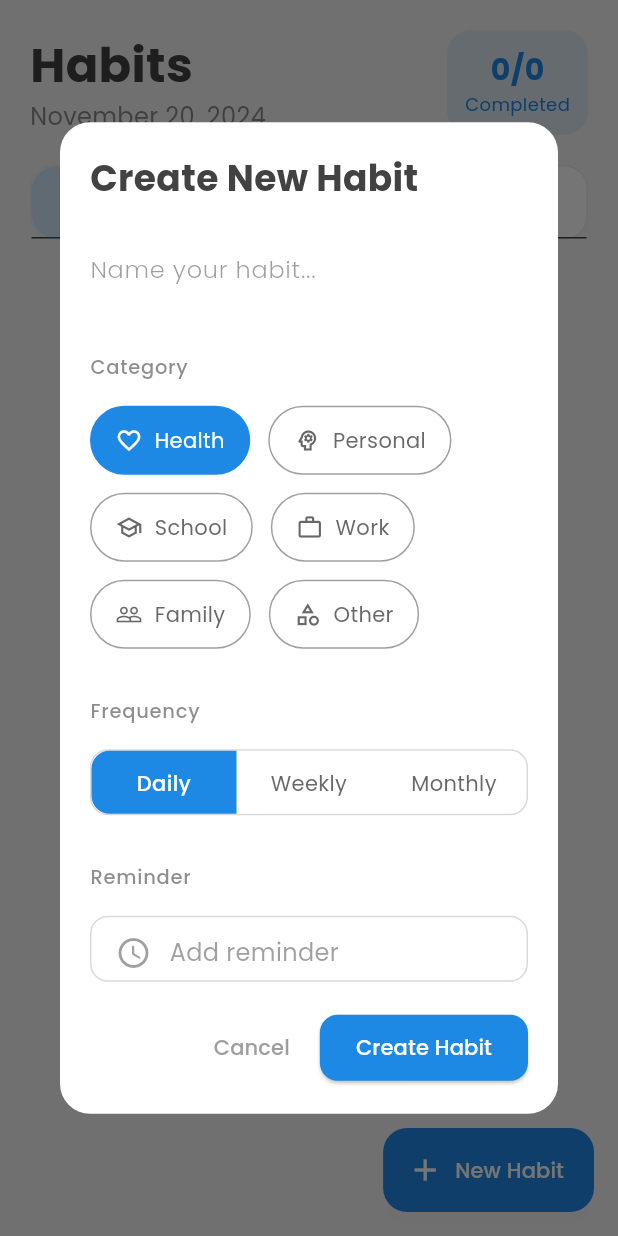
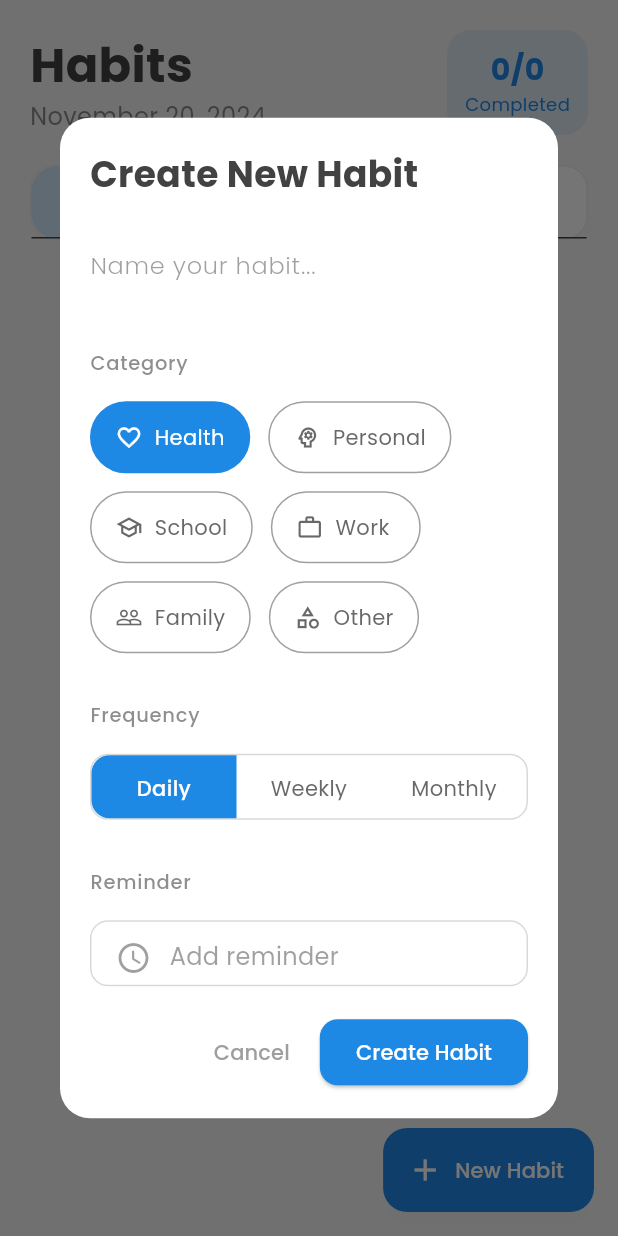
Before and after one commit to callmeartan/habitly, a Flutter app: the HabitsScreen screen opened directly, after a tap on "New Habit", on a phone screen of 412 x 824 dp. Run offline on Flutter 3.47's test engine with Material 3 defaults, Android fonts, the phone set to English and light mode, and no system bars; our stand-ins replace firebase_auth, firebase_core, flutter_local_notifications, google_fonts, image_picker, shared_preferences and 3 more; accounts and stored records are empty.

Commit message:
enhancing the UI/UX

```diff
--- a/lib/widgets/habit_form.dart
+++ b/lib/widgets/habit_form.dart
@@ -134,7 +134,9 @@ class _HabitFormState extends State<HabitForm> {
               borderRadius: BorderRadius.circular(24),
               child: AnimatedContainer(
                 duration: const Duration(milliseconds: 200),
-                padding: const EdgeInsets.symmetric(horizontal: 16, vertical: 12),
+                padding: const EdgeInsets.symmetric(horizontal: 16),
+                height: 48,
+                constraints: const BoxConstraints(minWidth: 100),
                 decoration: BoxDecoration(
                   color: isSelected
                       ? colorScheme.primary
```
Also changed, not shown: lib/widgets/task_form.dart (+4 -3 lines).
